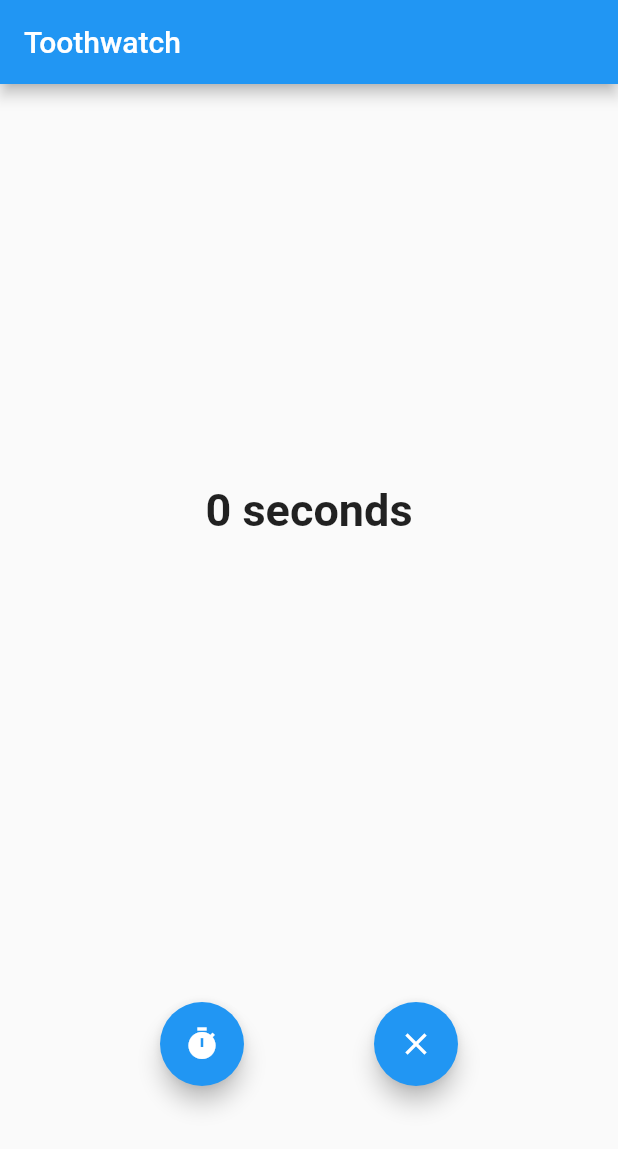
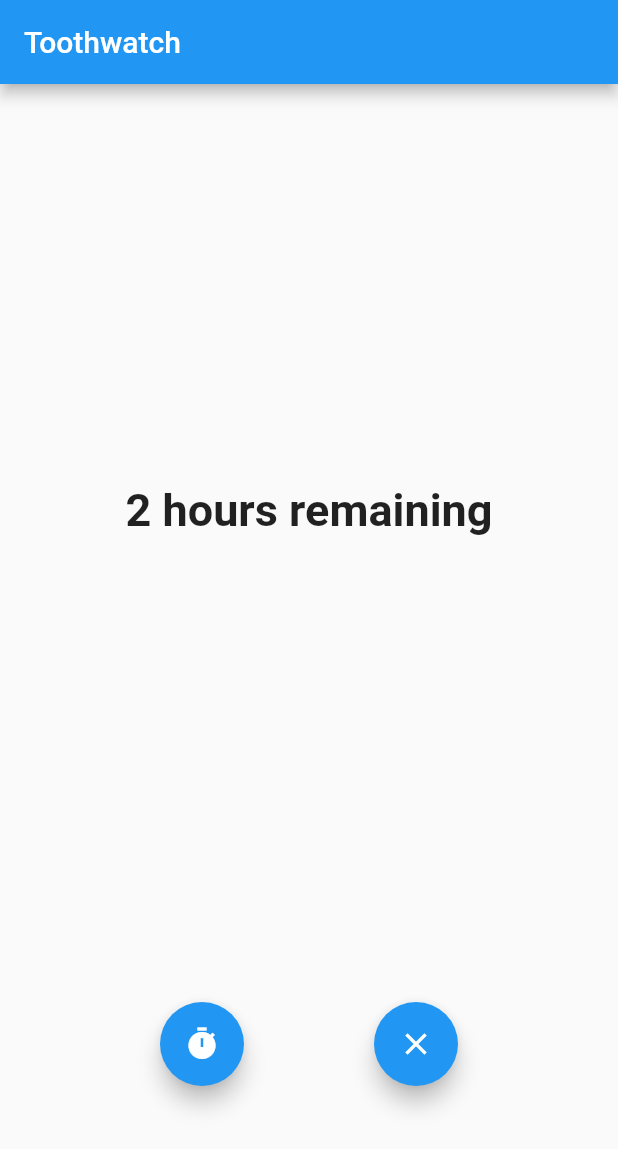
Before and after one commit to theturboturnip/toothwatch, a Flutter app: the screen it shows after launch, after a tap on the "timer" icon, after a tap on the "timer off" icon, after a tap on the "clear" icon, on a phone screen of 412 x 824 dp. Shown: the top 1149 px of the screen. Run offline on Flutter 3.47's test engine with Material 2 defaults, Android fonts, the phone set to English and light mode, and no system bars; our stand-ins replace bloc, equatable, flutter_bloc, shared_preferences; missing offline and left inert: optional; generated files the repository leaves out were written again; statements that could not run were skipped.

Commit message:
Made app track expected time taken, and display timings relative to this in the app body and the timer

```diff
--- a/lib/toothwatch/bloc/stopwatch_bloc.dart
+++ b/lib/toothwatch/bloc/stopwatch_bloc.dart
@@ -121,8 +121,10 @@ class StopwatchBloc extends Bloc<StopwatchEvent, StopwatchState> {
         if (state is StopwatchTicking)
           await _javaTimerControl.startTimerService(
               initialState: NotificationInitState(
-                secondsElapsedAtStart: (state as StopwatchTicking).secondsElapsed,
-                millisecondsEpochAtStart: DateTime.now().millisecondsSinceEpoch
+                timerSecondsElapsedAtStart: (state as StopwatchTicking).secondsElapsed,
+                timerMillisecondsEpochAtStart: DateTime.now().millisecondsSinceEpoch,
+                previousSumTimes: state.timingData.sumTimes,
+                expectedTotalTimeSeconds: state.timingData.expectedTotalTimeSeconds
               )
           );
 
--- a/lib/toothwatch/models/timing_data.dart
+++ b/lib/toothwatch/models/timing_data.dart
@@ -6,20 +6,26 @@ part 'timing_data.g.dart';
 @JsonSerializable()
 class TimingData extends Equatable {
   final List<double> times;
+  @JsonKey(ignore: true)
   final double sumTimes;
+  final double expectedTotalTimeSeconds;
 
-  TimingData({List<double> times, double sumTimes}) : times = (times == null ? [] : times), sumTimes = (sumTimes == null ? 0 : sumTimes);
-  TimingData.empty() : this(times: [], sumTimes: 0);
+  static const double DEFAULT_EXPECTED_TOTAL_TIME = 2.0 * 60.0 * 60.0;
+
+  TimingData({List<double> times, double expectedTotalTimeSeconds})
+      : times = (times == null ? [] : times),
+        sumTimes = (times == null ? 0 : times.fold(0.0, (curr, next) => curr + next)),
+        expectedTotalTimeSeconds = (expectedTotalTimeSeconds == null ? DEFAULT_EXPECTED_TOTAL_TIME : expectedTotalTimeSeconds);
+  TimingData.empty() : this();
   TimingData withNewTime(double time) {
     var newTimes = times.toList(); // Copy the time list
     newTimes.add(time);
-    var newSumTimes = sumTimes + time;
-    return TimingData(times: newTimes, sumTimes: newSumTimes);
+    return TimingData(times: newTimes);
   }
 
   factory TimingData.fromJson(Map<String, dynamic> json) => _$TimingDataFromJson(json);
   Map<String, dynamic> toJson() => _$TimingDataToJson(this);
 
   @override
-  List<Object> get props => [times, sumTimes];
+  List<Object> get props => [times, expectedTotalTimeSeconds];
 }
--- a/lib/toothwatch/notification/notification_init_state.dart
+++ b/lib/toothwatch/notification/notification_init_state.dart
@@ -8,16 +8,21 @@ part 'notification_init_state.g.dart';
 
 @JsonSerializable()
 class NotificationInitState {
-  final double secondsElapsedAtStart;
-  final int millisecondsEpochAtStart;
+  final double timerSecondsElapsedAtStart;
+  final int timerMillisecondsEpochAtStart;
+  final double previousSumTimes;
+  final double expectedTotalTimeSeconds;
 
-  const NotificationInitState({@required this.secondsElapsedAtStart, @required this.millisecondsEpochAtStart});
+  const NotificationInitState({@required this.timerSecondsElapsedAtStart, @required this.timerMillisecondsEpochAtStart, @required this.previousSumTimes, @required this.expectedTotalTimeSeconds});
 
   factory NotificationInitState.fromJson(Map<String, dynamic> json) => _$NotificationInitStateFromJson(json);
   Map<String, dynamic> toJson() => _$NotificationInitStateToJson(this);
 
   double secondsSinceInit() {
-    return secondsElapsedAtStart + (DateTime.now().millisecondsSinceEpoch - millisecondsEpochAtStart) / 1000.0;
+    return timerSecondsElapsedAtStart + (DateTime.now().millisecondsSinceEpoch - timerMillisecondsEpochAtStart) / 1000.0;
+  }
+  double totalSecondsRemaining() {
+    return expectedTotalTimeSeconds - secondsSinceInit();
   }
 }
 
@@ -40,9 +45,13 @@ double computeNotificationTimerSeconds(String notificationInitStateJson) {
 }
 
 NotificationText computeNewNotificationText(String notificationInitStateJson) {
-  double timerSeconds = computeNotificationTimerSeconds(notificationInitStateJson);
+  Map initStateMap = jsonDecode(notificationInitStateJson);
+  final initState = NotificationInitState.fromJson(initStateMap);
+  final timeRemaining = durationFromPartialSeconds(seconds: initState.totalSecondsRemaining());
+  final timeSinceInit = durationFromPartialSeconds(seconds: initState.secondsSinceInit());
 
   return NotificationText(
-    title: durationToStringPretty(durationFromPartialSeconds(seconds: timerSeconds))
+    title: remainingDurationToStringPretty(timeRemaining),
+    subtitle: "Current session is ${durationToStringPretty(timeSinceInit)}"
   );
 }
--- a/lib/toothwatch/util/duration_utils.dart
+++ b/lib/toothwatch/util/duration_utils.dart
@@ -19,22 +19,35 @@ String _printUnitPretty(int value, String unit) {
 String durationToStringPretty(Duration duration) {
   assert(!duration.isNegative);
 
-  final String hours = _printUnitPretty(duration.inHours, "hour");
-  final String minutes = _printUnitPretty(duration.inMinutes % 60, "minute");
-  final String seconds = _printUnitPretty(duration.inSeconds % 60, "second");
+  final hours = duration.inHours;
+  final minutes = duration.inMinutes % 60;
+  final seconds = duration.inSeconds % 60;
 
-  if (duration.inHours > 0) {
-    if (duration.inMinutes > 0) {
-      return "${hours} and ${minutes}";
+  final String hourStr = _printUnitPretty(hours, "hour");
+  final String minuteStr = _printUnitPretty(minutes, "min");
+  final String secondStr = _printUnitPretty(seconds, "second");
+
+  if (hours > 0) {
+    if (minutes > 0) {
+      return "$hourStr and $minuteStr";
     } else {
-      return hours;
+      return hourStr;
     }
   } else {
-    if (duration.inMinutes > 0) {
-      return minutes;
+    if (minutes > 0) {
+      return minuteStr;
     } else {
-      return seconds;
+      return secondStr;
     }
+  }
+}
+
+String remainingDurationToStringPretty(Duration duration) {
+  if (duration.isNegative){
+    final positiveDuration = Duration(milliseconds: -duration.inMilliseconds);
+    return "OVER BY ${durationToStringPretty(positiveDuration)}";
+  } else {
+    return "${durationToStringPretty(duration)} remaining";
   }
 }
 
--- a/lib/toothwatch/widgets/stopwatch.dart
+++ b/lib/toothwatch/widgets/stopwatch.dart
@@ -52,6 +52,7 @@ class StopwatchPage extends StatelessWidget {
                     );
 
                     double elapsedTime = timesToDisplay.fold(0.0, (curr, next) => curr + next);
+                    double remainingTime = state.timingData.expectedTotalTimeSeconds - elapsedTime;
 
                     return Column(
                       mainAxisAlignment: MainAxisAlignment.center,
@@ -59,7 +60,7 @@ class StopwatchPage extends StatelessWidget {
                       children: <Widget>[
                         FittedBox(
                           fit: BoxFit.fitWidth,
-                          child: Text(durationToStringPretty(durationFromPartialSeconds(seconds: elapsedTime)), style: timeRemainingText),
+                          child: Text(remainingDurationToStringPretty(durationFromPartialSeconds(seconds: remainingTime)), style: timeRemainingText),
                         ),
                         previousTimes,
                       ],
```
Also changed, not shown: lib/toothwatch/models/timing_data.g.dart, lib/toothwatch/notification/notification_init_state.g.dart.
